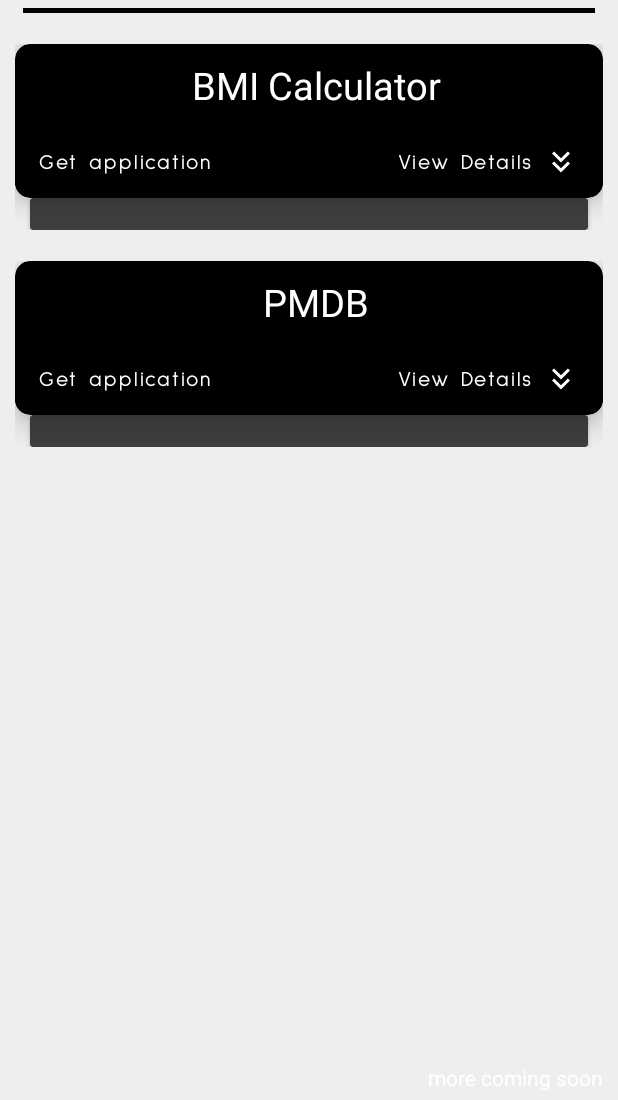
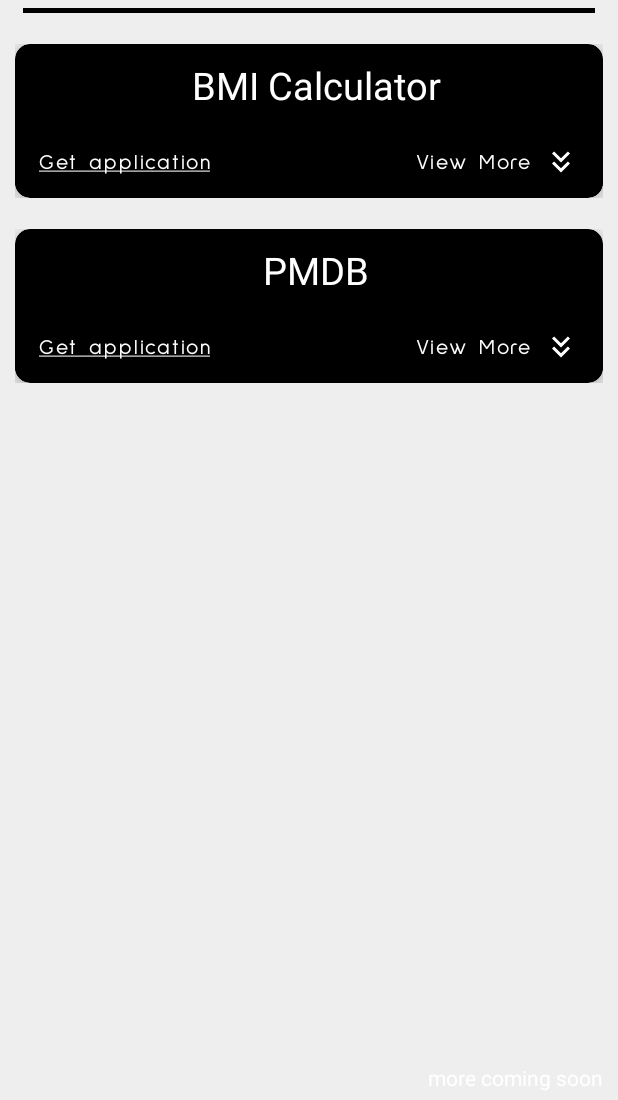
Before and after one commit to buzz-ht53/myportfolio, an Android app: the screen it shows after launch (MainActivity), on a phone screen of 412 x 824 dp, the part 136-1236 px from its top. Run offline under Robolectric (Android 15) with nearby library versions, the phone set to English and light mode, and no system bars; libraries missing offline, so code that uses them is left out: com.google.android.play; Roboto replaces fonts that are not available here.

```diff
--- a/app/src/main/java/com/buzz_ht/myportfolio/MainActivity.kt
+++ b/app/src/main/java/com/buzz_ht/myportfolio/MainActivity.kt
@@ -5,6 +5,7 @@ import android.content.Intent
 import android.graphics.Color
 import android.net.Uri
 import android.os.Bundle
+import android.util.Log
 import android.view.View
 import android.widget.Button
 import android.widget.LinearLayout
@@ -14,6 +15,10 @@ import androidx.recyclerview.widget.LinearLayoutManager
 import androidx.recyclerview.widget.RecyclerView
 import com.buzz_ht.myportfolio.Adapters.AppListRecyclerViewAdapter
 import com.buzz_ht.myportfolio.Models.CustomClass
+import com.google.android.play.core.appupdate.AppUpdateManagerFactory
+import com.google.android.play.core.install.model.AppUpdateType
+import com.google.android.play.core.install.model.InstallStatus
+import com.google.android.play.core.install.model.UpdateAvailability
 
 
 class MainActivity : AppCompatActivity() {
@@ -22,71 +27,94 @@ class MainActivity : AppCompatActivity() {
     lateinit var appListRecyclerview: RecyclerView
     val appPackageName = "com.buzz_ht.bigbmi"
     private var listOfApps = arrayListOf<CustomClass>()
+    private val MY_REQUEST_CODE = 99
 
 
     override fun onCreate(savedInstanceState: Bundle?) {
         super.onCreate(savedInstanceState)
         drawBehindStatusBar()
         hideActionBar()
+
+        // checkInAppUpdate()
         setContentView(R.layout.activity_main)
 
         btnBMICalculator = findViewById(R.id.btnBMICalculator)
         appListRecyclerview = findViewById(R.id.appListRecyclerview)
 
-        btnBMICalculator.setOnClickListener {
-
-//            val launchIntent = packageManager.getLaunchIntentForPackage("com.google.android.youtube")
-            val launchIntent = packageManager.getLaunchIntentForPackage(appPackageName)
-
-            if (launchIntent != null) {
-                startActivity(launchIntent)
-            } else {
-                try {
-                    startActivity(
-                        Intent(
-                            Intent.ACTION_VIEW,
-                            Uri.parse("market://details?id=$appPackageName")
-                        )
-                    )
-                } catch (anfe: ActivityNotFoundException) {
-                    startActivity(
-                        Intent(
-                            Intent.ACTION_VIEW,
-                            Uri.parse("https://play.google.com/store/apps/details?id=$appPackageName")
-                        )
-                    )
-                }
-            }
-        }
-
 
         listOfApps.add(
             CustomClass(
                 "BMI Calculator",
-                "Firebase Authentication",
                 "MVC",
                 "NA",
+                "Firebase Authentication",
                 "Calculate your accurate BMI",
-                "1/10"
+                "1/10",
+                getString(R.string.bmi_calculator_playstore)
             )
         )
         listOfApps.add(
             CustomClass(
                 "PMDB",
-                "Third Party Apis, Retrofit",
                 "MVC",
                 "NA",
-                "Find your favourite movies and shwos",
-                "1.5/10"
+                "Third Party Apis, Retrofit",
+                "Find your favourite movies and shows",
+                "1.5/10",
+                getString(R.string.pmdb_playstore)
             )
         )
 
-        val adapter = AppListRecyclerViewAdapter(listOfApps)
+        val adapter = AppListRecyclerViewAdapter(this, listOfApps)
         appListRecyclerview.layoutManager =
             LinearLayoutManager(this, LinearLayoutManager.VERTICAL, false)
         appListRecyclerview.adapter = adapter
 
     }
+
+    private fun checkInAppUpdate() {
+        val appUpdateManager = AppUpdateManagerFactory.create(this)
+
+        // Returns an intent object that you use to check for an update.
+        val appUpdateInfoTask = appUpdateManager.appUpdateInfo
+
+        // Checks that the platform will allow the specified type of update.
+        appUpdateInfoTask.addOnSuccessListener { appUpdateInfo ->
+            if (appUpdateInfo.updateAvailability() == UpdateAvailability.UPDATE_AVAILABLE
+                // This example applies an immediate update. To apply a flexible update
+                // instead, pass in AppUpdateType.FLEXIBLE
+                && appUpdateInfo.isUpdateTypeAllowed(AppUpdateType.FLEXIBLE)
+            ) {
+
+                appUpdateManager.startUpdateFlowForResult(
+                    // Pass the intent that is returned by 'getAppUpdateInfo()'.
+                    appUpdateInfo,
+                    // Or 'AppUpdateType.FLEXIBLE' for flexible updates.
+                    AppUpdateType.FLEXIBLE,
+                    // The current activity making the update request.
+                    this,
+                    // Include a request code to later monitor this update request.
+                    MY_REQUEST_CODE
+                )
+            }
+        }
+    }
+
+    /*override fun onActivityResult(requestCode: Int, resultCode: Int, data: Intent?) {
+        super.onActivityResult(requestCode, resultCode, data)
+        if (requestCode == MY_REQUEST_CODE) {
+            if (resultCode == RESULT_OK) {
+                val listener = { state ->
+                    if (state.installStatus() == InstallStatus.DOWNLOADED) {
+                        // After the update is downloaded, show a notification
+                        // and request user confirmation to restart the app.
+                        popupSnackbarForCompleteUpdate()
+                    }
+
+                }
+            }
+        }
+    }*/
 
     private fun drawBehindStatusBar() {
         window.decorView.systemUiVisibility = (
--- a/app/src/main/java/com/buzz_ht/myportfolio/Models/CustomClass.kt
+++ b/app/src/main/java/com/buzz_ht/myportfolio/Models/CustomClass.kt
@@ -7,6 +7,7 @@ data class CustomClass(
     val githubLink: String,
     val technologiesUsed: String,
     val useCase: String,
-    val complexity: String
+    val complexity: String,
+    val packageName: String
 
 )
--- /dev/null
+++ b/app/src/main/res/drawable/ic_baseline_keyboard_double_arrow_up_24.xml
@@ -0,0 +1,13 @@
+<vector android:height="24dp"
+    android:tint="#FFFFFF"
+    android:viewportHeight="24"
+    android:viewportWidth="24"
+    android:width="24dp"
+    xmlns:android="http://schemas.android.com/apk/res/android">
+    <path
+        android:fillColor="@android:color/white"
+        android:pathData="M6,17.59l1.41,1.41l4.59,-4.58l4.59,4.58l1.41,-1.41l-6,-6z" />
+    <path
+        android:fillColor="@android:color/white"
+        android:pathData="M6,11l1.41,1.41l4.59,-4.58l4.59,4.58l1.41,-1.41l-6,-6z" />
+</vector>
--- a/app/src/main/res/layout/applist_recview.xml
+++ b/app/src/main/res/layout/applist_recview.xml
@@ -48,7 +48,22 @@
                 android:backgroundTint="@color/black"
                 android:drawableEnd="@drawable/ic_baseline_keyboard_double_arrow_down_24"
                 android:fontFamily="@font/sulphur_point"
-                android:text="View Details"
+                android:text="View More"
+                android:textAllCaps="false"
+                android:textColor="@color/white" />
+
+            <Button
+                android:id="@+id/btnExpansionReverse"
+                android:layout_width="wrap_content"
+                android:layout_height="wrap_content"
+                android:layout_below="@+id/txtAppTitle"
+                android:layout_alignParentEnd="true"
+                android:layout_marginTop="10dp"
+                android:backgroundTint="@color/black"
+                android:drawableEnd="@drawable/ic_baseline_keyboard_double_arrow_up_24"
+                android:fontFamily="@font/sulphur_point"
+                android:text="View Less"
+                android:visibility="gone"
                 android:textAllCaps="false"
                 android:textColor="@color/white" />
 
@@ -61,7 +76,7 @@
                 android:layout_marginTop="10dp"
                 android:backgroundTint="@color/black"
                 android:fontFamily="@font/sulphur_point"
-                android:text="Get application"
+                android:text="@string/get_application"
                 android:textAllCaps="false"
                 android:textColor="@color/white" />
 
@@ -80,7 +95,7 @@
         android:layout_marginRight="10dp"
         android:backgroundTint="#3C3F3E"
         app:layout_constraintEnd_toEndOf="parent"
-
+        android:visibility="gone"
         app:layout_constraintStart_toStartOf="@+id/materialCardView"
         app:layout_constraintTop_toBottomOf="@+id/materialCardView">
 
@@ -88,7 +103,8 @@
         <LinearLayout
 
             android:layout_width="match_parent"
-            android:layout_height="wrap_content">
+            android:layout_height="wrap_content"
+            android:orientation="vertical">
 
 
             <TextView
@@ -96,6 +112,7 @@
                 android:layout_width="wrap_content"
                 android:layout_height="wrap_content"
                 android:textColor="@color/white"
+                android:layout_margin="2dp"
                 android:fontFamily="sans-serif"
                 android:textSize="15sp" />
 
@@ -105,6 +122,7 @@
                 android:layout_height="wrap_content"
                 android:textColor="@color/white"
                 android:fontFamily="sans-serif"
+                android:layout_margin="2dp"
                 android:textSize="15sp" />
 
             <TextView
@@ -119,6 +137,7 @@
                 android:id="@+id/txtComplexity"
                 android:layout_width="wrap_content"
                 android:layout_height="wrap_content"
+                android:layout_margin="2dp"
                 android:textColor="@color/white"
                 android:fontFamily="sans-serif"
                 android:textSize="15sp" />
@@ -127,6 +146,7 @@
                 android:id="@+id/txtTechnologiesUsed"
                 android:layout_width="wrap_content"
                 android:layout_height="wrap_content"
+                android:layout_margin="2dp"
                 android:textColor="@color/white"
                 android:fontFamily="sans-serif"
                 android:textSize="15sp" />
--- a/app/src/main/res/values/strings.xml
+++ b/app/src/main/res/values/strings.xml
@@ -1,3 +1,8 @@
 <resources>
     <string name="app_name">MyPortfolio</string>
+    <string name="get_application"><u>Get application</u></string>
+    <string name="bmi_calculator_playstore">com.buzz_ht.bigbmi</string>
+    <string name="pmdb_playstore">com.buzz_ht.moviedatabase</string>
+
+
 </resources>
```
Also changed, not shown: app/build.gradle (+5 -2 lines), app/src/main/java/com/buzz_ht/myportfolio/Adapters/AppListRecyclerViewAdapter.kt (+60 -2 lines), app/src/main/java/com/buzz_ht/myportfolio/Utils/GeneralUtils.kt (added, +11 -0 lines), 1 other file.
